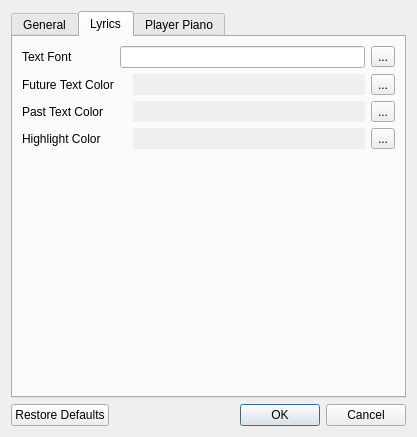
This is prefsdialog.ui in pedrolcl/dmidiplayer as Qt 5 draws it before an edit. The edited form follows.
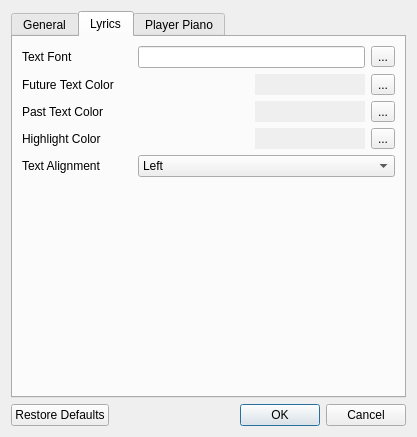
This is the edited form. The open tabs and pages were chosen to show the change. Icons and pictures are not drawn.

Commit message:
Implement text alignment setting on Lyrics view
Closes #37

```diff
--- a/prefsdialog.ui
+++ b/prefsdialog.ui
@@ -21,7 +21,7 @@
    <item>
     <widget class="QTabWidget" name="tabWidget">
      <property name="currentIndex">
-      <number>1</number>
+      <number>0</number>
      </property>
      <widget class="QWidget" name="tabGen">
       <attribute name="title">
@@ -187,17 +187,10 @@
       <attribute name="title">
        <string>Lyrics</string>
       </attribute>
-      <layout class="QGridLayout" name="gridLayout" columnstretch="0,0,1,0">
+      <layout class="QGridLayout" name="gridLayout" columnstretch="0,0,0,0">
        <property name="sizeConstraint">
         <enum>QLayout::SizeConstraint::SetNoConstraint</enum>
        </property>
-       <item row="0" column="3">
-        <widget class="QToolButton" name="btnTextFont">
-         <property name="text">
-          <string>...</string>
-         </property>
-        </widget>
-       </item>
        <item row="2" column="0">
         <widget class="QLabel" name="lblPastColor">
          <property name="text">
@@ -208,7 +201,21 @@
          </property>
         </widget>
        </item>
-       <item row="4" column="0">
+       <item row="1" column="3">
+        <widget class="QToolButton" name="btnFutureColor">
+         <property name="text">
+          <string>...</string>
+         </property>
+        </widget>
+       </item>
+       <item row="1" column="2">
+        <widget class="QLabel" name="editFutureColor">
+         <property name="autoFillBackground">
+          <bool>true</bool>
+         </property>
+        </widget>
+       </item>
+       <item row="5" column="0">
         <spacer name="verticalSpacer_2">
          <property name="orientation">
           <enum>Qt::Orientation::Vertical</enum>
@@ -231,6 +238,46 @@
          </property>
         </widget>
        </item>
+       <item row="0" column="3">
+        <widget class="QToolButton" name="btnTextFont">
+         <property name="text">
+          <string>...</string>
+         </property>
+        </widget>
+       </item>
+       <item row="1" column="1">
+        <widget class="QLabel" name="lblFuture"/>
+       </item>
+       <item row="2" column="2">
+        <widget class="QLabel" name="editPastColor">
+         <property name="autoFillBackground">
+          <bool>true</bool>
+         </property>
+        </widget>
+       </item>
+       <item row="3" column="2">
+        <widget class="QLabel" name="editHighlightColor">
+         <property name="autoFillBackground">
+          <bool>true</bool>
+         </property>
+         <property name="text">
+          <string/>
+         </property>
+        </widget>
+       </item>
+       <item row="1" column="0">
+        <widget class="QLabel" name="lblFutureColor">
+         <property name="text">
+          <string>Future Text Color</string>
+         </property>
+         <property name="buddy">
+          <cstring>editFutureColor</cstring>
+         </property>
+        </widget>
+       </item>
+       <item row="3" column="1">
+        <widget class="QLabel" name="lblHigh"/>
+       </item>
        <item row="0" column="1" colspan="2">
         <widget class="QLineEdit" name="editTextFont">
          <property name="readOnly">
@@ -238,16 +285,6 @@
          </property>
         </widget>
        </item>
-       <item row="1" column="2">
-        <widget class="QLabel" name="editFutureColor">
-         <property name="autoFillBackground">
-          <bool>true</bool>
-         </property>
-        </widget>
-       </item>
-       <item row="1" column="1">
-        <widget class="QLabel" name="lblFuture"/>
-       </item>
        <item row="2" column="3">
         <widget class="QToolButton" name="btnPastColor">
          <property name="text">
@@ -255,40 +292,6 @@
          </property>
         </widget>
        </item>
-       <item row="1" column="0">
-        <widget class="QLabel" name="lblFutureColor">
-         <property name="text">
-          <string>Future Text Color</string>
-         </property>
-         <property name="buddy">
-          <cstring>editFutureColor</cstring>
-         </property>
-        </widget>
-       </item>
-       <item row="0" column="0">
-        <widget class="QLabel" name="lblTextFont">
-         <property name="text">
-          <string>Text Font</string>
-         </property>
-         <property name="buddy">
-          <cstring>editTextFont</cstring>
-         </property>
-        </widget>
-       </item>
-       <item row="1" column="3">
-        <widget class="QToolButton" name="btnFutureColor">
-         <property name="text">
-          <string>...</string>
-         </property>
-        </widget>
-       </item>
-       <item row="2" column="2">
-        <widget class="QLabel" name="editPastColor">
-         <property name="autoFillBackground">
-          <bool>true</bool>
-         </property>
-        </widget>
-       </item>
        <item row="3" column="0">
         <widget class="QLabel" name="lblHighlightColor">
          <property name="text">
@@ -296,13 +299,13 @@
          </property>
         </widget>
        </item>
-       <item row="3" column="2">
-        <widget class="QLabel" name="editHighlightColor">
-         <property name="autoFillBackground">
-          <bool>true</bool>
-         </property>
+       <item row="0" column="0">
+        <widget class="QLabel" name="lblTextFont">
          <property name="text">
-          <string/>
+          <string>Text Font</string>
+         </property>
+         <property name="buddy">
+          <cstring>editTextFont</cstring>
          </property>
         </widget>
        </item>
@@ -313,8 +316,36 @@
          </property>
         </widget>
        </item>
-       <item row="3" column="1">
-        <widget class="QLabel" name="lblHigh"/>
+       <item row="4" column="0">
+        <widget class="QLabel" name="lblAlignment">
+         <property name="text">
+          <string>Text Alignment</string>
+         </property>
+        </widget>
+       </item>
+       <item row="4" column="1" colspan="3">
+        <widget class="QComboBox" name="cboTextAlignment">
+         <item>
+          <property name="text">
+           <string extracomment="Aligns with the left edge.">Left</string>
+          </property>
+         </item>
+         <item>
+          <property name="text">
+           <string extracomment="Aligns with the right edge.">Right</string>
+          </property>
+         </item>
+         <item>
+          <property name="text">
+           <string extracomment="Centers horizontally in the available space.">Center</string>
+          </property>
+         </item>
+         <item>
+          <property name="text">
+           <string extracomment="Justifies the text in the available space.">Justified</string>
+          </property>
+         </item>
+        </widget>
        </item>
       </layout>
      </widget>
```
The commit also changes 6 other files.
